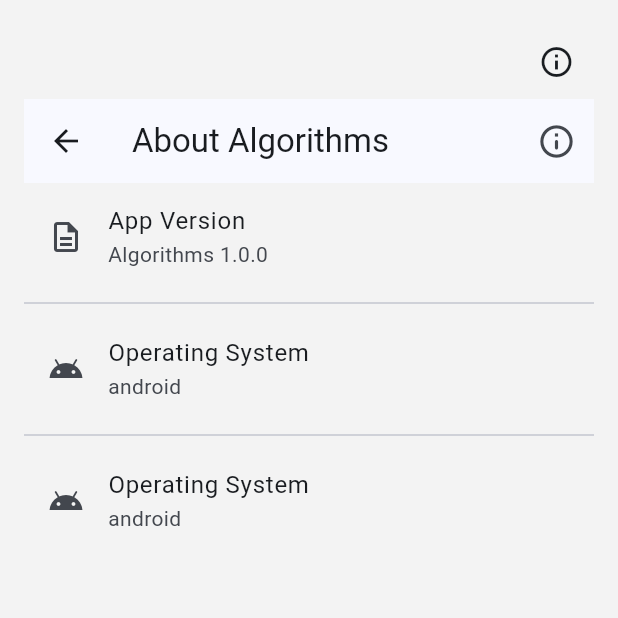
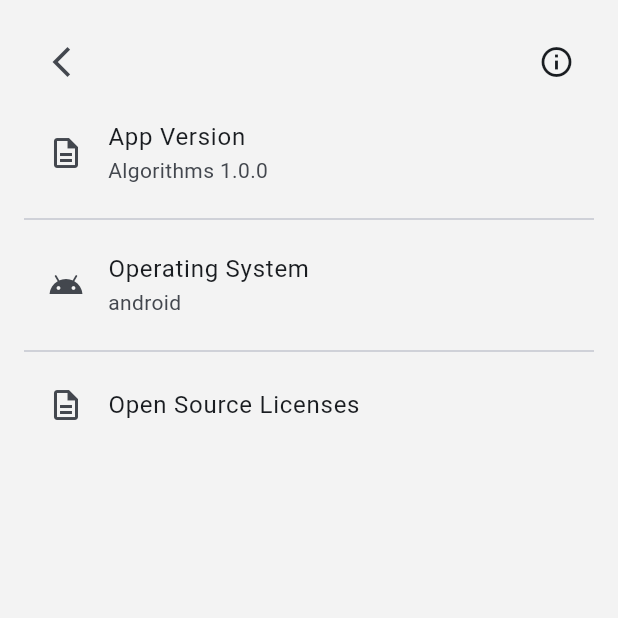
Before and after one commit to TonyGnk/Node-Odyssey, a Flutter app: the screen it shows after launch, after a tap on the "info" icon, on a phone screen of 412 x 824 dp, the top half of it. Run offline on Flutter 3.47's test engine with Material 2 defaults, Android fonts, the phone set to English and light mode, and no system bars; our stand-ins replace adaptive_theme, flutter_riverpod, package_info_plus, shared_preferences; missing offline and left inert: app_settings, flutter_animated_dialog.

Commit message:
Refactor about page UI layout

```diff
--- a/lib/UI/Screens/about_page.dart
+++ b/lib/UI/Screens/about_page.dart
@@ -98,11 +98,7 @@ Widget scaffoldAboutScreenType1(
 
 Widget scaffoldAboutScreenType2(
         BuildContext context, String title, String version) =>
-    Scaffold(
-        appBar:
-            AppBar(title: Text('About $title'), actions: [aboutAppIconButton]),
-        body: Center(
-          child: Column(
+    Column(
       crossAxisAlignment: CrossAxisAlignment.center,
       children: [
         ListTile(
@@ -120,16 +116,14 @@ Widget scaffoldAboutScreenType2(
         ),
         const Divider(),
         ListTile(
-                title: const Text('Operating System'),
-                subtitle: Text(Platform.operatingSystem),
-                leading: getIconPlatform(Platform.operatingSystem),
+          title: const Text('Open Source Licenses'),
+          leading: const Icon(Icons.description_outlined),
           onTap: () => showLicensePage(
             context: context,
           ),
         ),
       ],
-          ),
-        ));
+    );
 
 Widget licensesButton(BuildContext context) => AdaptElevatedButton(
       label: 'Open Source Licenses',
--- a/lib/UI/Screens/list.dart
+++ b/lib/UI/Screens/list.dart
@@ -11,7 +11,6 @@ RoutedScreen aboutScreen() => const RoutedScreen(
       icon: Icons.home_outlined,
       filledIcon: Icons.home,
       appBar: AdaptAppBar(
-        showBackButton: false,
         filled: false,
       ),
     );
```
Lines whose indentation alone changed are shown as unchanged.
